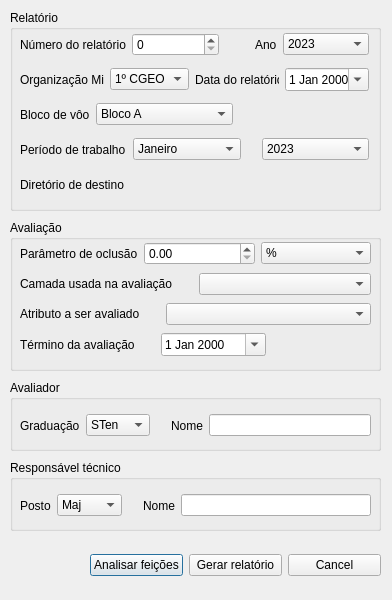
franciscocamellon/cloud_oclusion_report, file cloud_oclusion_report_dialog_base.ui: the form before one commit.
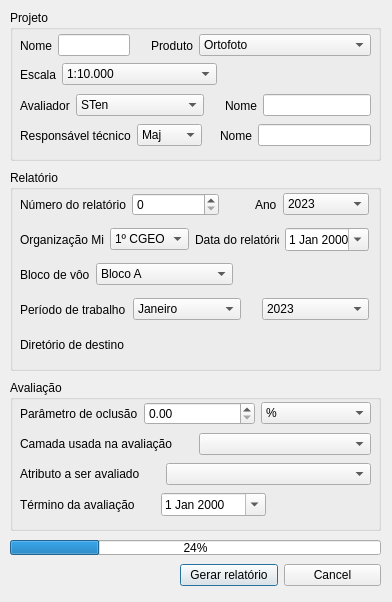
The form after the commit. Custom widgets are drawn as their Qt base class.

Patch:
```diff
--- a/cloud_oclusion_report_dialog_base.ui
+++ b/cloud_oclusion_report_dialog_base.ui
@@ -7,7 +7,7 @@
     <x>0</x>
     <y>0</y>
     <width>392</width>
-    <height>600</height>
+    <height>602</height>
    </rect>
   </property>
   <property name="windowTitle">
@@ -17,7 +17,7 @@
    <property name="geometry">
     <rect>
      <x>10</x>
-     <y>10</y>
+     <y>170</y>
      <width>371</width>
      <height>201</height>
     </rect>
@@ -460,7 +460,7 @@
    <property name="geometry">
     <rect>
      <x>10</x>
-     <y>220</y>
+     <y>380</y>
      <width>371</width>
      <height>151</height>
     </rect>
@@ -649,100 +649,16 @@
     </layout>
    </widget>
   </widget>
-  <widget class="QGroupBox" name="groupBox_3">
-   <property name="geometry">
-    <rect>
-     <x>10</x>
-     <y>460</y>
-     <width>371</width>
-     <height>71</height>
-    </rect>
-   </property>
-   <property name="title">
-    <string>Responsável técnico</string>
-   </property>
-   <widget class="QWidget" name="horizontalLayoutWidget_5">
-    <property name="geometry">
-     <rect>
-      <x>10</x>
-      <y>30</y>
-      <width>351</width>
-      <height>31</height>
-     </rect>
-    </property>
-    <layout class="QHBoxLayout" name="horizontalLayout_5">
-     <item>
-      <widget class="QLabel" name="label_9">
-       <property name="text">
-        <string>Posto</string>
-       </property>
-      </widget>
-     </item>
-     <item>
-      <widget class="QComboBox" name="manager_pst_cb">
-       <item>
-        <property name="text">
-         <string>Maj</string>
-        </property>
-       </item>
-       <item>
-        <property name="text">
-         <string>Cap</string>
-        </property>
-       </item>
-       <item>
-        <property name="text">
-         <string>1° Ten</string>
-        </property>
-       </item>
-      </widget>
-     </item>
-     <item>
-      <spacer name="horizontalSpacer_11">
-       <property name="orientation">
-        <enum>Qt::Horizontal</enum>
-       </property>
-       <property name="sizeType">
-        <enum>QSizePolicy::Fixed</enum>
-       </property>
-       <property name="sizeHint" stdset="0">
-        <size>
-         <width>15</width>
-         <height>20</height>
-        </size>
-       </property>
-      </spacer>
-     </item>
-     <item>
-      <widget class="QLabel" name="label_10">
-       <property name="text">
-        <string>Nome</string>
-       </property>
-      </widget>
-     </item>
-     <item>
-      <widget class="QLineEdit" name="manager_name_le"/>
-     </item>
-    </layout>
-   </widget>
-  </widget>
   <widget class="QWidget" name="horizontalLayoutWidget">
    <property name="geometry">
     <rect>
-     <x>90</x>
-     <y>550</y>
-     <width>291</width>
+     <x>180</x>
+     <y>560</y>
+     <width>201</width>
      <height>31</height>
     </rect>
    </property>
    <layout class="QHBoxLayout" name="horizontalLayout">
-    <item>
-     <widget class="QPushButton" name="evaluate_bt">
-      <property name="text">
-       <string>Analisar feições</string>
-      </property>
-     </widget>
-    </item>
     <item>
      <widget class="QPushButton" name="report_bt">
       <property name="text">
@@ -759,39 +675,114 @@
     </item>
    </layout>
   </widget>
-  <widget class="QGroupBox" name="groupBox_4">
+  <widget class="QGroupBox" name="groupBox_3">
    <property name="geometry">
     <rect>
      <x>10</x>
-     <y>380</y>
+     <y>10</y>
      <width>371</width>
-     <height>71</height>
+     <height>151</height>
     </rect>
    </property>
    <property name="title">
-    <string>Avaliador</string>
+    <string>Projeto</string>
    </property>
    <widget class="QWidget" name="horizontalLayoutWidget_2">
     <property name="geometry">
      <rect>
       <x>10</x>
-      <y>30</y>
+      <y>20</y>
       <width>351</width>
       <height>31</height>
      </rect>
     </property>
     <layout class="QHBoxLayout" name="horizontalLayout_2">
+     <item>
+      <widget class="QLabel" name="label_12">
+       <property name="text">
+        <string>Nome</string>
+       </property>
+      </widget>
+     </item>
+     <item>
+      <widget class="QLineEdit" name="project_name_le"/>
+     </item>
+     <item>
+      <spacer name="horizontalSpacer_10">
+       <property name="orientation">
+        <enum>Qt::Horizontal</enum>
+       </property>
+       <property name="sizeType">
+        <enum>QSizePolicy::Fixed</enum>
+       </property>
+       <property name="sizeHint" stdset="0">
+        <size>
+         <width>15</width>
+         <height>20</height>
+        </size>
+       </property>
+      </spacer>
+     </item>
      <item>
       <widget class="QLabel" name="label_11">
        <property name="text">
-        <string>Graduação</string>
+        <string>Produto</string>
        </property>
       </widget>
      </item>
      <item>
       <widget class="QComboBox" name="evaluator_grad_cb">
        <property name="sizePolicy">
-        <sizepolicy hsizetype="Fixed" vsizetype="Fixed">
+        <sizepolicy hsizetype="Expanding" vsizetype="Fixed">
+         <horstretch>0</horstretch>
+         <verstretch>0</verstretch>
+        </sizepolicy>
+       </property>
+       <item>
+        <property name="text">
+         <string>Ortofoto</string>
+        </property>
+       </item>
+       <item>
+        <property name="text">
+         <string>Ortoimagem</string>
+        </property>
+       </item>
+       <item>
+        <property name="text">
+         <string>Ponto de controle</string>
+        </property>
+       </item>
+       <item>
+        <property name="text">
+         <string>Modelo Digital do Terreno</string>
+        </property>
+       </item>
+      </widget>
+     </item>
+    </layout>
+   </widget>
+   <widget class="QWidget" name="horizontalLayoutWidget_3">
+    <property name="geometry">
+     <rect>
+      <x>10</x>
+      <y>80</y>
+      <width>351</width>
+      <height>31</height>
+     </rect>
+    </property>
+    <layout class="QHBoxLayout" name="horizontalLayout_13">
+     <item>
+      <widget class="QLabel" name="label_16">
+       <property name="text">
+        <string>Avaliador</string>
+       </property>
+      </widget>
+     </item>
+     <item>
+      <widget class="QComboBox" name="evaluator_grad_cb_2">
+       <property name="sizePolicy">
+        <sizepolicy hsizetype="Expanding" vsizetype="Fixed">
          <horstretch>0</horstretch>
          <verstretch>0</verstretch>
         </sizepolicy>
@@ -819,7 +810,7 @@
       </widget>
      </item>
      <item>
-      <spacer name="horizontalSpacer_10">
+      <spacer name="horizontalSpacer_12">
        <property name="orientation">
         <enum>Qt::Horizontal</enum>
        </property>
@@ -835,17 +826,171 @@
       </spacer>
      </item>
      <item>
-      <widget class="QLabel" name="label_12">
+      <widget class="QLabel" name="label_17">
        <property name="text">
         <string>Nome</string>
        </property>
       </widget>
      </item>
      <item>
-      <widget class="QLineEdit" name="evaluator_name_le"/>
+      <widget class="QLineEdit" name="evaluator_name_le_2">
+       <property name="sizePolicy">
+        <sizepolicy hsizetype="Fixed" vsizetype="Fixed">
+         <horstretch>0</horstretch>
+         <verstretch>0</verstretch>
+        </sizepolicy>
+       </property>
+      </widget>
      </item>
     </layout>
    </widget>
+   <widget class="QWidget" name="horizontalLayoutWidget_5">
+    <property name="geometry">
+     <rect>
+      <x>10</x>
+      <y>110</y>
+      <width>351</width>
+      <height>31</height>
+     </rect>
+    </property>
+    <layout class="QHBoxLayout" name="horizontalLayout_5">
+     <item>
+      <widget class="QLabel" name="label_9">
+       <property name="text">
+        <string>Responsável técnico</string>
+       </property>
+      </widget>
+     </item>
+     <item>
+      <widget class="QComboBox" name="manager_pst_cb">
+       <item>
+        <property name="text">
+         <string>Maj</string>
+        </property>
+       </item>
+       <item>
+        <property name="text">
+         <string>Cap</string>
+        </property>
+       </item>
+       <item>
+        <property name="text">
+         <string>1° Ten</string>
+        </property>
+       </item>
+      </widget>
+     </item>
+     <item>
+      <spacer name="horizontalSpacer_11">
+       <property name="orientation">
+        <enum>Qt::Horizontal</enum>
+       </property>
+       <property name="sizeType">
+        <enum>QSizePolicy::Fixed</enum>
+       </property>
+       <property name="sizeHint" stdset="0">
+        <size>
+         <width>12</width>
+         <height>20</height>
+        </size>
+       </property>
+      </spacer>
+     </item>
+     <item>
+      <widget class="QLabel" name="label_10">
+       <property name="text">
+        <string>Nome</string>
+       </property>
+      </widget>
+     </item>
+     <item>
+      <widget class="QLineEdit" name="manager_name_le"/>
+     </item>
+    </layout>
+   </widget>
+   <widget class="QWidget" name="layoutWidget_6">
+    <property name="geometry">
+     <rect>
+      <x>10</x>
+      <y>50</y>
+      <width>351</width>
+      <height>29</height>
+     </rect>
+    </property>
+    <layout class="QHBoxLayout" name="horizontalLayout_14">
+     <item>
+      <widget class="QLabel" name="label_18">
+       <property name="text">
+        <string>Escala</string>
+       </property>
+      </widget>
+     </item>
+     <item>
+      <widget class="QComboBox" name="project_scale_cb">
+       <property name="sizePolicy">
+        <sizepolicy hsizetype="Expanding" vsizetype="Fixed">
+         <horstretch>0</horstretch>
+         <verstretch>0</verstretch>
+        </sizepolicy>
+       </property>
+       <item>
+        <property name="text">
+         <string>1:10.000</string>
+        </property>
+       </item>
+       <item>
+        <property name="text">
+         <string>1:25.000</string>
+        </property>
+       </item>
+       <item>
+        <property name="text">
+         <string>1:50.000</string>
+        </property>
+       </item>
+       <item>
+        <property name="text">
+         <string>1:100.000</string>
+        </property>
+       </item>
+       <item>
+        <property name="text">
+         <string>1:250.000</string>
+        </property>
+       </item>
+      </widget>
+     </item>
+     <item>
+      <spacer name="horizontalSpacer_5">
+       <property name="orientation">
+        <enum>Qt::Horizontal</enum>
+       </property>
+       <property name="sizeType">
+        <enum>QSizePolicy::Expanding</enum>
+       </property>
+       <property name="sizeHint" stdset="0">
+        <size>
+         <width>25</width>
+         <height>25</height>
+        </size>
+       </property>
+      </spacer>
+     </item>
+    </layout>
+   </widget>
+  </widget>
+  <widget class="QProgressBar" name="progressBar">
+   <property name="geometry">
+    <rect>
+     <x>10</x>
+     <y>540</y>
+     <width>371</width>
+     <height>15</height>
+    </rect>
+   </property>
+   <property name="value">
+    <number>24</number>
+   </property>
   </widget>
  </widget>
  <customwidgets>
```
Left out of the diff: 2 changed lines with no effect on the pictures.
